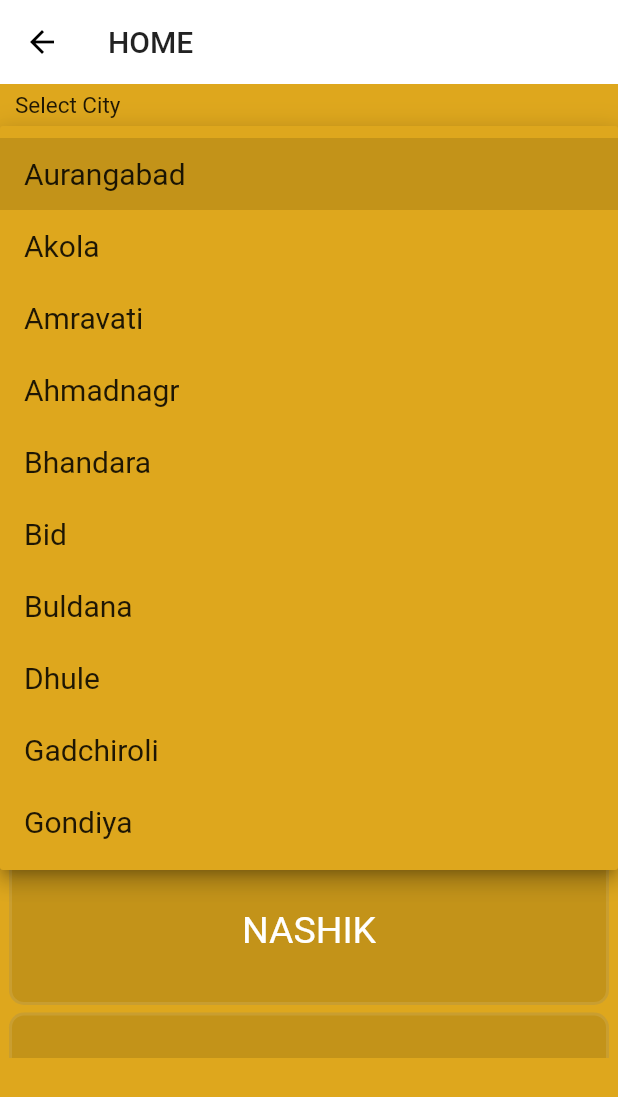
After one commit to ALTU-17/go4eveflutter, a Flutter app: the HomePage screen opened by its route, after a tap on the "gps fixed" icon, on a phone screen of 412 x 824 dp. The commit adds this screen. Shown: the top 1097 px of the screen. Run offline on Flutter 3.47's test engine with Material 2 defaults, Android fonts, the light colour scheme and no system bars; our stand-ins replace dropdown_search, searchfield.

Commit message:
Home Done horiz vertical dropdown

```diff
--- /dev/null
+++ b/lib/pages/navigation/bookings.dart
@@ -0,0 +1,13 @@
+import 'package:flutter/material.dart';
+
+
+class Bookings extends StatelessWidget {
+  @override
+  Widget build(BuildContext context) => Scaffold(
+    appBar: AppBar(
+      title: Text('Bookings'),
+    ),
+    body: Center(child: Text('Bookings',style: TextStyle(fontSize: 60))),
+  );
+
+}
--- a/lib/pages/navigation/bottom_nav.dart
+++ b/lib/pages/navigation/bottom_nav.dart
@@ -41,31 +41,29 @@ class _BottomNavState extends State<BottomNav> {
       bottomNavigationBar: BottomNavigationBar(
         items: const [
           BottomNavigationBarItem(
-            backgroundColor: CupertinoColors.inactiveGray,
+            backgroundColor: Colors.white10,
             icon: Icon(Icons.home),
             label: 'Home',
           ),
           BottomNavigationBarItem(
-            backgroundColor: CupertinoColors.inactiveGray,
+            backgroundColor: Colors.white10,
             icon: Icon(Icons.add_business_sharp),
             label: 'Bookings',
           ),
           BottomNavigationBarItem(
-            backgroundColor: CupertinoColors.inactiveGray,
+            backgroundColor: Colors.white10,
             icon: Icon(Icons.add),
             label: 'Cart',
           ),
           BottomNavigationBarItem(
-            backgroundColor: CupertinoColors.inactiveGray,
+            backgroundColor: Colors.white10,
             icon: Icon(Icons.add_a_photo_outlined),
             label: 'Story',
           ),
           BottomNavigationBarItem(
-            backgroundColor: CupertinoColors.inactiveGray,
+            backgroundColor: Colors.white10,
             icon: Icon(Icons.account_circle),
             label: 'Profile',
-
-
           ),
         ],
         currentIndex: _selectedIndex,
--- /dev/null
+++ b/lib/pages/navigation/cart.dart
@@ -0,0 +1,13 @@
+import 'package:flutter/material.dart';
+
+class Cart extends StatelessWidget {
+  @override
+  Widget build(BuildContext context) => Scaffold(
+    appBar: AppBar(
+      title: Text('Cart'),
+    ),
+    body: Center(child: Text('Cart',style: TextStyle(fontSize: 60))),
+  );
+
+
+}
--- /dev/null
+++ b/lib/pages/navigation/homepage.dart
@@ -0,0 +1,156 @@
+import 'package:dropdown_search/dropdown_search.dart';
+import 'package:flutter/material.dart';
+import 'package:searchfield/searchfield.dart';
+
+class HomePage extends StatefulWidget {
+  @override
+  _HomePageState createState() => _HomePageState();
+}
+
+class _HomePageState extends State<HomePage> {
+  final items = [
+    'Aurangabad',
+    'Akola',
+    'Amravati',
+    'Ahmadnagr',
+    'Bhandara',
+    'Bid',
+    'Buldana',
+    'Dhule',
+    'Gadchiroli',
+    'Gondiya'
+  ];
+  List<String> navBarItem = ["WEDDING EVENT" , "CORPORAT EVENT" , "SPORTS EVENT" , "FAMILY EVENT" ,
+    "EXIBITION","FESTIVAL EVENTS","SCHOOL/COLLEGS","ENTERTAINMENT EVENTS","DESTINATION WEDDINGS","SOCIAL EVENTS"];
+
+  List<String> popItem = ["AURANGABAD" , "MUMBAI" , "NAGPUR" , "NASHIK" , "PUNE"];
+  String? value;
+
+  @override
+  Widget build(BuildContext context) => Scaffold(
+        appBar: AppBar(
+          title: Text('HOME'),
+        ),
+        body: ListView(children: <Widget>[
+          new Container(
+            margin: const EdgeInsets.only(left: 10.0, top: 5.0, bottom: 8.0),
+            child: new Text(
+              'Select City',
+              style: new TextStyle(
+                fontSize: 15.0,
+              ),
+            ),
+          ),
+          Container(
+            padding: EdgeInsets.symmetric(horizontal: 12, vertical: 3),
+            decoration: BoxDecoration(
+              borderRadius: BorderRadius.circular(12),
+              border: Border.all(color: Colors.amber, width: 2),
+            ),
+            child: DropdownButtonHideUnderline(
+              child: DropdownButton<String>(
+                value: value,
+                iconSize: 30,
+                icon: Icon(Icons.gps_fixed, color: Colors.white70),
+                isExpanded: true,
+                items: items.map(buildMenuItem).toList(),
+                onChanged: (value) => setState(() => this.value = value),
+              ),
+            ),
+          ),
+          new Container(
+            margin: const EdgeInsets.only(left: 10.0, top: 10.0, bottom: 8.0),
+            child: new Text(
+              'Event Categries',
+              style: new TextStyle(
+                fontSize: 15.0,
+              ),
+            ),
+
+          ),
+          Container(
+              height: 38,
+              child: ListView.builder(
+                  shrinkWrap: true,
+                  scrollDirection: Axis.horizontal,
+                  itemCount: navBarItem.length,
+                  itemBuilder : (context , index){
+                    return InkWell(
+                      onTap: () {
+                        print(navBarItem[index]);
+                      },
+                      child: Container(
+                        padding: EdgeInsets.symmetric(horizontal: 10, vertical : 10),
+                        margin: EdgeInsets.symmetric(horizontal : 3.5),
+                        decoration : BoxDecoration(
+                            color: Colors.white10,
+                            borderRadius : BorderRadius.circular(10)
+                        ),
+
+                        child : Center(
+                          child: Text(
+                              navBarItem[index] ,
+                              style: TextStyle(
+                                  fontSize:15 ,
+                                  color: Colors.white,
+                              )),
+                        ),
+                      ),
+                    );
+                  }
+              )
+          ),
+          new Container(
+            margin: const EdgeInsets.only(left: 10.0, top: 10.0, bottom: 8.0),
+            child: new Text(
+              'Poupular',
+              style: new TextStyle(
+                fontSize: 15.0,
+              ),
+            ),
+          ),
+          Container(
+              height: 450,
+              child: ListView.builder(
+                  shrinkWrap: true,
+                  scrollDirection: Axis.vertical,
+                  itemCount: popItem.length,
+                  itemBuilder : (context , index){
+                    return InkWell(
+                      onTap: () {
+                        print(popItem[index]);
+                      },
+                      child: Container(
+                        height: 100,
+                        margin: EdgeInsets.only(left: 6, right: 6,bottom: 5),
+                        decoration : BoxDecoration(
+
+                            color: Colors.black12,
+                            border: Border.all(color: Colors.white10, width: 2),
+                            borderRadius : BorderRadius.circular(10)
+                        ),
+
+                        child : Center(
+                          child: Text(
+                              popItem[index] ,
+                              style: TextStyle(
+                                  fontSize:25 ,
+                                  color: Colors.white,
+                              )),
+                        ),
+                      ),
+                    );
+                  }
+              )
+          ),
+        ]),
+      );
+
+  DropdownMenuItem<String> buildMenuItem(String item) => DropdownMenuItem(
+        value: item,
+        child: Text(
+          item,
+          style: TextStyle(fontSize: 20),
+        ),
+      );
+}
--- a/lib/pages/navigation/profile.dart
+++ b/lib/pages/navigation/profile.dart
@@ -117,7 +117,7 @@ class MapScreenState extends State<Profile>
                                       new Text(
                                         'Parsonal Information',
                                         style: TextStyle(
-                                            color: Colors.white,                                            fontSize: 18.0,
+                                            color: Colors.white,fontSize: 18.0,
                                             fontWeight: FontWeight.bold),
                                       ),
                                     ],
--- /dev/null
+++ b/lib/pages/navigation/story.dart
@@ -0,0 +1,39 @@
+import 'package:flutter/material.dart';
+
+class Story extends StatelessWidget {
+  @override
+  Widget build(BuildContext context) => Scaffold(
+    appBar: AppBar(
+      title: Text('Story'),
+    ),
+
+    body:
+      new Container(
+        margin: const EdgeInsets.only(left: 16.0, top: 80.0,bottom: 8.0),
+        child: new Text('Event Categries',
+          style: new TextStyle(
+            fontSize: 15.0,
+          ),
+        ),
+      ),
+
+    // body: Center(child: Text('Story',style: TextStyle(fontSize: 60))),
+
+  );
+
+}
+
+
+
+
+// body:SingleChildScrollView(
+// scrollDirection: Axis.horizontal,
+// child: Text(
+// "GeeksForGeeks : Learn Anything, Anywhere, ALTU , 123",
+// style: TextStyle(
+// color: Colors.green,
+// fontWeight: FontWeight.bold,
+// fontSize: 20.0,
+// ),
+// ),
+// ),
```
Also changed, not shown: lib/pages/cities/aurangabad.dart (added).
